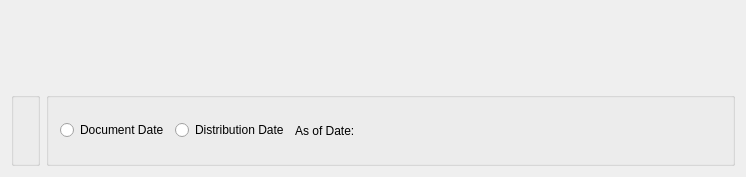
First picture: the form in guiclient/displays/dspAPOpenItemsByVendor.ui, repository Pegasus-RPG/xtuple-client, before the edit.
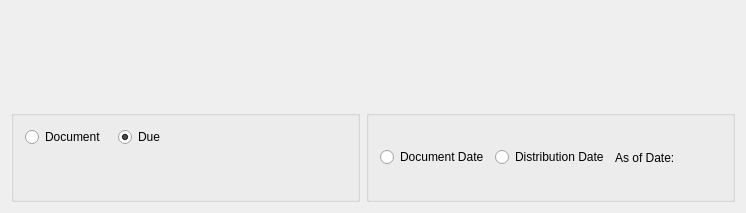
Second picture: the form after the edit. Custom widgets are drawn as their Qt base class.

Commit message: Issue #17332:add option to filter by doc date

```diff
--- a/guiclient/displays/dspAPOpenItemsByVendor.ui
+++ b/guiclient/displays/dspAPOpenItemsByVendor.ui
@@ -14,7 +14,7 @@
     <x>0</x>
     <y>0</y>
     <width>746</width>
-    <height>177</height>
+    <height>213</height>
    </rect>
   </property>
   <property name="windowTitle">
@@ -50,6 +50,46 @@
       <string/>
      </property>
      <layout class="QVBoxLayout" name="verticalLayout_2">
+      <item>
+       <layout class="QHBoxLayout" name="horizontalLayout_2">
+        <property name="spacing">
+         <number>12</number>
+        </property>
+        <item>
+         <widget class="QRadioButton" name="_docDate">
+          <property name="text">
+           <string>Document</string>
+          </property>
+          <property name="checked">
+           <bool>false</bool>
+          </property>
+         </widget>
+        </item>
+        <item>
+         <widget class="QRadioButton" name="_dueDate">
+          <property name="text">
+           <string>Due</string>
+          </property>
+          <property name="checked">
+           <bool>true</bool>
+          </property>
+         </widget>
+        </item>
+        <item>
+         <spacer name="horizontalSpacer_2">
+          <property name="orientation">
+           <enum>Qt::Horizontal</enum>
+          </property>
+          <property name="sizeHint" stdset="0">
+           <size>
+            <width>40</width>
+            <height>20</height>
+           </size>
+          </property>
+         </spacer>
+        </item>
+       </layout>
+      </item>
       <item>
        <widget class="DateCluster" name="_dates">
         <property name="focusPolicy">
```
Left out of the diff: 4 changed lines with no effect on the pictures. The commit also changes 1 other file.
